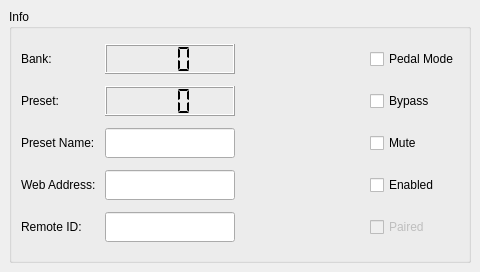
This is src/pedal_matrix/gui/lcdWindow.ui in cmajor28/AnalogEffects as Qt 5 draws it before an edit. The edited form follows.
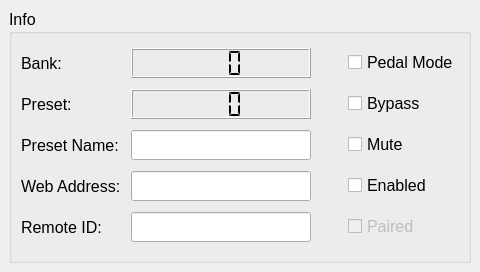
This is the edited form.

```diff
--- a/src/pedal_matrix/gui/lcdWindow.ui
+++ b/src/pedal_matrix/gui/lcdWindow.ui
@@ -17,12 +17,22 @@
    <layout class="QGridLayout" name="gridLayoutMain">
     <item row="0" column="0">
      <widget class="QGroupBox" name="groupBoxInfo">
+      <property name="font">
+       <font>
+        <pointsize>12</pointsize>
+       </font>
+      </property>
       <property name="title">
        <string>Info</string>
       </property>
       <layout class="QGridLayout" name="gridLayoutInfo">
        <item row="1" column="0">
         <widget class="QLabel" name="labelBank">
+         <property name="font">
+          <font>
+           <pointsize>12</pointsize>
+          </font>
+         </property>
          <property name="text">
           <string>Bank:</string>
          </property>
@@ -30,6 +40,11 @@
        </item>
        <item row="1" column="3">
         <widget class="QCheckBox" name="checkBoxPedalMode">
+         <property name="font">
+          <font>
+           <pointsize>12</pointsize>
+          </font>
+         </property>
          <property name="text">
           <string>Pedal Mode</string>
          </property>
@@ -40,6 +55,11 @@
        </item>
        <item row="2" column="3">
         <widget class="QCheckBox" name="checkBoxBypass">
+         <property name="font">
+          <font>
+           <pointsize>12</pointsize>
+          </font>
+         </property>
          <property name="text">
           <string>Bypass</string>
          </property>
@@ -50,6 +70,11 @@
        </item>
        <item row="3" column="3">
         <widget class="QCheckBox" name="checkBoxMute">
+         <property name="font">
+          <font>
+           <pointsize>12</pointsize>
+          </font>
+         </property>
          <property name="text">
           <string>Mute</string>
          </property>
@@ -60,6 +85,11 @@
        </item>
        <item row="3" column="0">
         <widget class="QLabel" name="labelPresetName">
+         <property name="font">
+          <font>
+           <pointsize>12</pointsize>
+          </font>
+         </property>
          <property name="text">
           <string>Preset Name:</string>
          </property>
@@ -69,7 +99,7 @@
         <widget class="QLCDNumber" name="lcdNumberPreset">
          <property name="minimumSize">
           <size>
-           <width>0</width>
+           <width>180</width>
            <height>30</height>
           </size>
          </property>
@@ -83,6 +113,11 @@
        </item>
        <item row="4" column="3">
         <widget class="QCheckBox" name="checkBoxEnabled">
+         <property name="font">
+          <font>
+           <pointsize>12</pointsize>
+          </font>
+         </property>
          <property name="text">
           <string>Enabled</string>
          </property>
@@ -90,6 +125,11 @@
        </item>
        <item row="2" column="0">
         <widget class="QLabel" name="labelPreset">
+         <property name="font">
+          <font>
+           <pointsize>12</pointsize>
+          </font>
+         </property>
          <property name="text">
           <string>Preset:</string>
          </property>
@@ -99,10 +139,15 @@
         <widget class="QLineEdit" name="lineEditWebAddress">
          <property name="minimumSize">
           <size>
-           <width>0</width>
+           <width>180</width>
            <height>30</height>
           </size>
          </property>
+         <property name="font">
+          <font>
+           <pointsize>12</pointsize>
+          </font>
+         </property>
          <property name="readOnly">
           <bool>true</bool>
          </property>
@@ -112,10 +157,15 @@
         <widget class="QLineEdit" name="lineEditPresetName">
          <property name="minimumSize">
           <size>
-           <width>0</width>
+           <width>180</width>
            <height>30</height>
           </size>
          </property>
+         <property name="font">
+          <font>
+           <pointsize>12</pointsize>
+          </font>
+         </property>
          <property name="readOnly">
           <bool>true</bool>
          </property>
@@ -123,6 +173,11 @@
        </item>
        <item row="4" column="0">
         <widget class="QLabel" name="labelWebAddress">
+         <property name="font">
+          <font>
+           <pointsize>12</pointsize>
+          </font>
+         </property>
          <property name="text">
           <string>Web Address: </string>
          </property>
@@ -132,7 +187,7 @@
         <widget class="QLCDNumber" name="lcdNumberBank">
          <property name="minimumSize">
           <size>
-           <width>0</width>
+           <width>180</width>
            <height>30</height>
           </size>
          </property>
@@ -146,6 +201,11 @@
        </item>
        <item row="5" column="0">
         <widget class="QLabel" name="labelRemoteID">
+         <property name="font">
+          <font>
+           <pointsize>12</pointsize>
+          </font>
+         </property>
          <property name="text">
           <string>Remote ID: </string>
          </property>
@@ -155,10 +215,15 @@
         <widget class="QLineEdit" name="lineEditRemoteID">
          <property name="minimumSize">
           <size>
-           <width>0</width>
+           <width>180</width>
            <height>30</height>
           </size>
          </property>
+         <property name="font">
+          <font>
+           <pointsize>12</pointsize>
+          </font>
+         </property>
          <property name="readOnly">
           <bool>true</bool>
          </property>
@@ -169,6 +234,11 @@
          <property name="enabled">
           <bool>false</bool>
          </property>
+         <property name="font">
+          <font>
+           <pointsize>12</pointsize>
+          </font>
+         </property>
          <property name="text">
           <string>Paired</string>
          </property>
```
